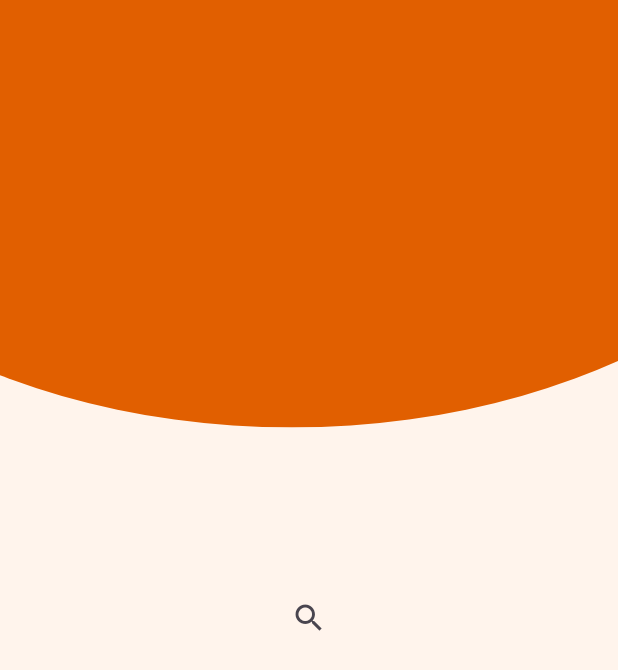
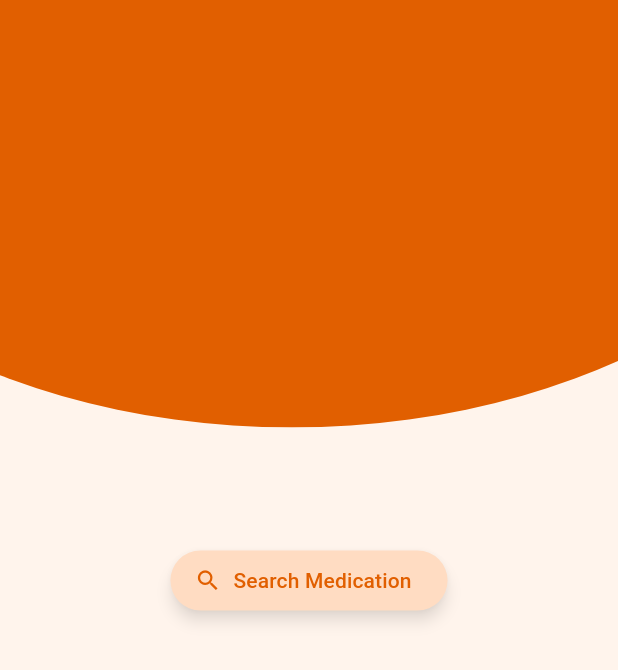
Before and after one commit to YZ1GO/L.EIC017_ES_PRJ, a Flutter app: the StockScreen screen opened directly, on a phone screen of 412 x 824 dp. Shown: the top 670 px of the screen. Run offline on Flutter 3.47's test engine with Material 3 defaults, Android fonts, the phone set to English and light mode, and no system bars; our stand-ins replace flutter_local_notifications, permission_handler.

Commit message:
style for search medication button

```diff
--- a/app/lib/screens/stock_screen.dart
+++ b/app/lib/screens/stock_screen.dart
@@ -2,7 +2,7 @@ import 'package:flutter/material.dart';
 import 'package:app/screens/search_screen.dart';
 
 class StockScreen extends StatelessWidget {
-  const StockScreen({super.key});
+  const StockScreen({Key? key});
 
   @override
   Widget build(BuildContext context) {
@@ -10,16 +10,27 @@ class StockScreen extends StatelessWidget {
       backgroundColor: Color.fromRGBO(255, 244, 236, 1),
       body: Stack(
         children: [
-          Center(
-            child: IconButton(
-              icon: Icon(Icons.search),
-              onPressed: () {
-                Navigator.push(
+          Padding(
+            padding: const EdgeInsets.only(bottom: 50),
+            child:
+            Center(
+              child: ElevatedButton.icon(
+                onPressed: () {
+                  Navigator.push(
                     context,
                     MaterialPageRoute(builder: (context) => SearchScreen()),
-                );
-              },
-            )
+                  );
+                },
+                icon: Icon(Icons.search),
+                label: Text('Search Medication'),
+                style: ElevatedButton.styleFrom(
+                    elevation: 4,
+                    shadowColor: Colors.black.withOpacity(0.5),
+                    backgroundColor: Color.fromRGBO(255, 220, 194, 1),
+                    foregroundColor: Color.fromRGBO(225, 95, 0, 1)
+                ),
+              ),
+            ),
           ),
           Positioned(
             left: -206,
```
